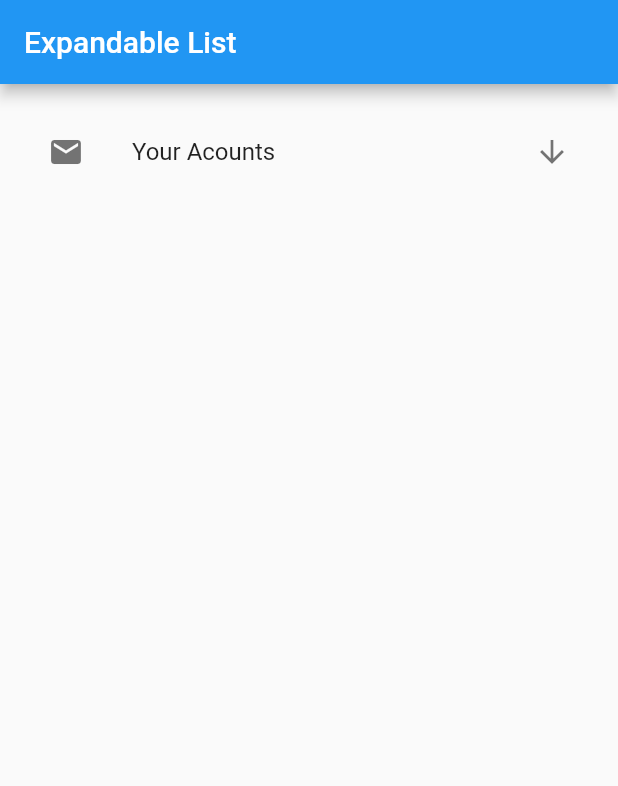
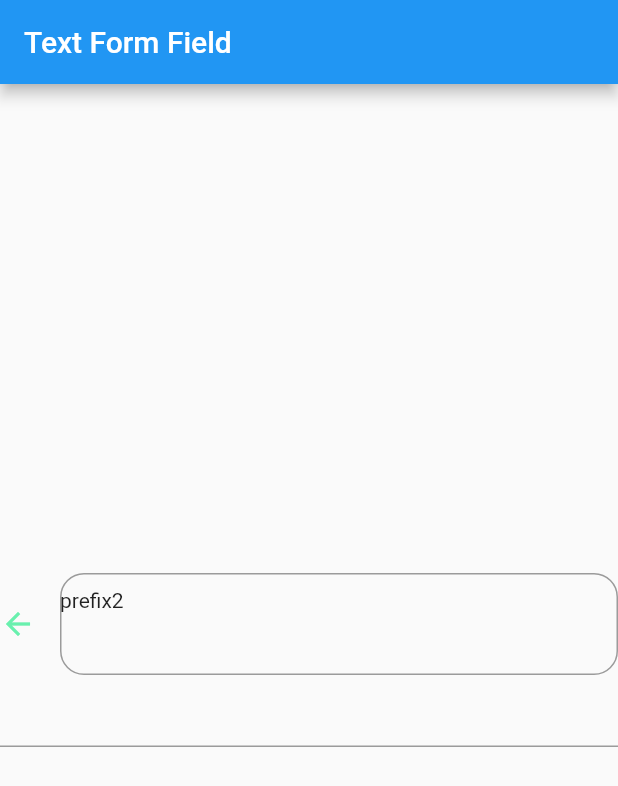
Before and after one commit to mohamed-rawash/flutter-widgets-reference, a Flutter app: the screen it shows after launch, on a phone screen of 412 x 824 dp. Shown: the top 786 px of the screen. Run offline on Flutter 3.47's test engine with Material 2 defaults, Android fonts, the phone set to English and light mode, and no system bars; our stand-ins replace another_flushbar, bottom_navy_bar, date_picker_timeline, flutter_colorpicker, flutter_styled_toast.

Commit message:
add text form field

```diff
--- a/lib/main.dart
+++ b/lib/main.dart
@@ -3,10 +3,12 @@ import 'package:widgets_reference/page_view_widget.dart';
 import 'package:widgets_reference/radio_button.dart';
 import 'package:widgets_reference/shadow_demo.dart';
 import 'package:widgets_reference/tap_bar.dart';
+import 'package:widgets_reference/text_form_field.dart';
 import 'package:widgets_reference/toast.dart';
 
 
 import 'animations/animated_container.dart';
+import 'bar.dart';
 import 'bottom_nav_bar.dart';
 import 'buttons.dart';
 import 'check.dart';
@@ -35,7 +37,7 @@ class MyApp extends StatelessWidget {
       theme: ThemeData(
         primarySwatch: Colors.blue,
       ),
-      home: ExpandableListW(),
+      home: TextForm(),
     );
   }
 }
--- /dev/null
+++ b/lib/text_form_field.dart
@@ -0,0 +1,96 @@
+import 'package:flutter/cupertino.dart';
+import 'package:flutter/material.dart';
+
+class TextForm extends StatefulWidget {
+  const TextForm({Key? key}) : super(key: key);
+
+  @override
+  _TextFormState createState() => _TextFormState();
+}
+
+class _TextFormState extends State<TextForm> {
+  final GlobalKey<FormState> _formKey = GlobalKey<FormState>();
+  final TextEditingController _textFormOne = TextEditingController();
+  final TextEditingController _textFormTow = TextEditingController();
+  final FocusNode _nodeOne = FocusNode();
+  final FocusNode _nodeTwo = FocusNode();
+  String? value;
+  @override
+  void dispose() {
+    super.dispose();
+    _textFormOne.dispose();
+    _textFormTow.dispose();
+    _nodeOne.dispose();
+    _nodeTwo.dispose();
+  }
+  @override
+  Widget build(BuildContext context) {
+    return Scaffold(
+      appBar: AppBar(
+        title: const Text('Text Form Field'),
+      ),
+      body: Center(
+        child: Form(
+          key: _formKey,
+          child: Column(
+            mainAxisSize: MainAxisSize.min,
+            children: [
+              TextFormField(
+                controller: _textFormOne,
+                focusNode: _nodeOne,
+                keyboardType: TextInputType.emailAddress,
+                keyboardAppearance: Brightness.dark,
+                textInputAction: TextInputAction.search,
+                //The TextField provides a few options on how to capitalise letters in the input from the user.
+                textCapitalization: TextCapitalization.sentences, //this is a default can use "words" and "characters"
+                textAlign: TextAlign.center,
+                //Styling the text inside the TextField
+                style: const TextStyle(color: Colors.red, fontWeight: FontWeight.w300),
+                //Changing the cursor in the TextField
+                cursorColor: Colors.red,
+                cursorRadius: const Radius.circular(16.0),
+                cursorWidth: 16.0,
+                autocorrect: false,
+                //maxLength: 4,//Controlling the Size and Maximum Length in a TextField
+                //maxLines: 3, //Making an expandable TextField
+                obscureText: true,
+                obscuringCharacter: '*',
+                decoration: InputDecoration(
+                  icon: Icon(Icons.adaptive.arrow_back_sharp),
+                  prefix: const Text('prefix'),//this put icon out of border
+                  prefixIcon:const Text('prefix2'),
+                  iconColor: Colors.greenAccent,
+                  suffix: Icon(Icons.adaptive.arrow_back_sharp),
+                  border: OutlineInputBorder(
+                    borderRadius: BorderRadius.circular(16),
+                  ),
+                ),
+                //this the same of controller can use one of them
+                onChanged: (val) => value = val,
+                //this the same of controller and onChanged can use one of them
+                //but keep in  your mind save data by using form
+                /*
+                *
+                *if(_formKey.currentState!.validate())
+                * {
+                * _formKey.currentState!.save();
+                * }
+                * if don't do that the value of "value" stay null
+                 */
+                onSaved: (val) => value = val,
+                onFieldSubmitted: (val){
+                  setState(() {
+                    FocusScope.of(context).requestFocus(_nodeTwo);
+                  });
+                },
+              ),
+              TextFormField(
+                focusNode: _nodeTwo,
+              ),
+            ],
+          ),
+        ),
+      ),
+    );
+  }
+}
--- a/pubspec.yaml
+++ b/pubspec.yaml
@@ -39,6 +39,7 @@ dependencies:
   bottom_navy_bar: ^6.0.0
   flutter_styled_toast: ^2.0.0
   flutter_colorpicker: ^1.0.3
+  another_flushbar: ^1.10.28
 
 dev_dependencies:
   flutter_test:
```
Also changed, not shown: lib/bar.dart (added, +82 -0 lines), pubspec.lock.
